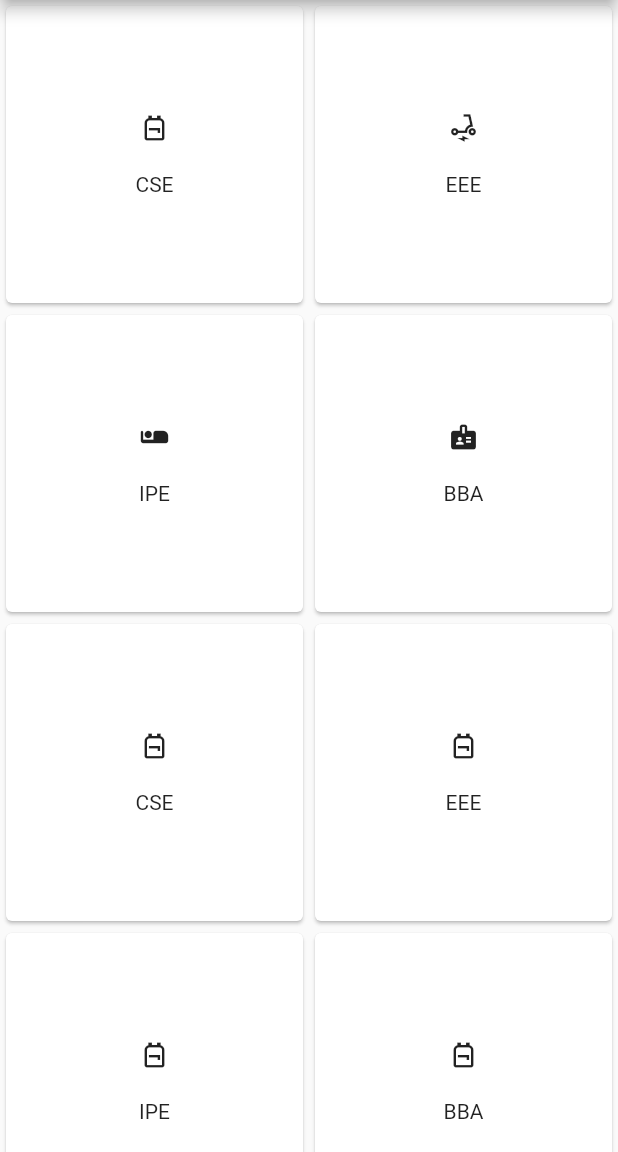
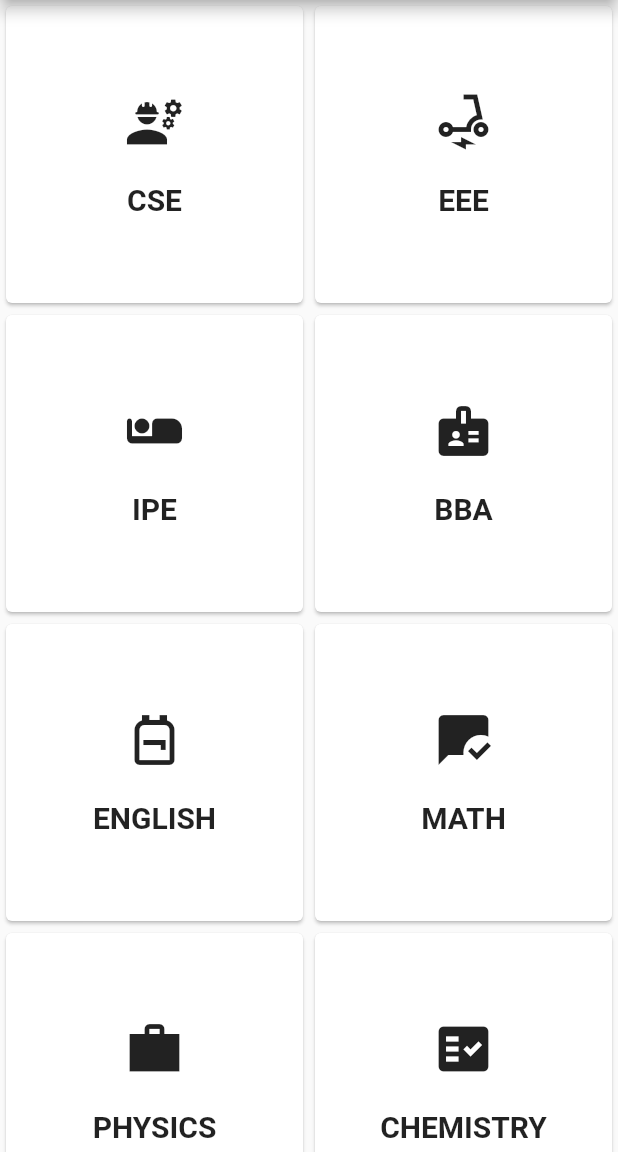
Before and after one commit to AscEmon/Note_Share_Flutter, a Flutter app: the screen it shows after launch, after a tap on "Sign In", on a phone screen of 412 x 824 dp, the part 84-1236 px from its top. Run offline on Flutter 3.47's test engine with Material 2 defaults, Android fonts, the phone set to English and light mode, and no system bars; our stand-ins replace get; Roboto replaces fonts that are missing (Poppins).

Commit message:
DashBoard Design is done

```diff
--- a/lib/Model/DashBoardModel.dart
+++ b/lib/Model/DashBoardModel.dart
@@ -5,7 +5,7 @@ class DashBoardModel{
   static List<Subject> sub=[
      Subject(
       subjectName: "CSE",
-      iconData: Icons.backpack_outlined
+      iconData: Icons.engineering
       ),
       Subject(
       subjectName: "EEE",
@@ -20,20 +20,20 @@ class DashBoardModel{
       iconData: Icons.badge
      ),
       Subject(
-      subjectName: "CSE",
+      subjectName: "ENGLISH",
       iconData: Icons.backpack_outlined
       ),
       Subject(
-      subjectName: "EEE",
-      iconData: Icons.backpack_outlined
+      subjectName: "MATH",
+      iconData: Icons.mark_chat_read
      ),
       Subject(
-      subjectName: "IPE",
-      iconData: Icons.backpack_outlined
+      subjectName: "PHYSICS",
+      iconData: Icons.work_sharp
      ),
       Subject(
-      subjectName: "BBA",
-      iconData: Icons.backpack_outlined
+      subjectName: "CHEMISTRY",
+      iconData: Icons.fact_check
      ),
   ];
 }
--- a/lib/Screens/DashBoard.dart
+++ b/lib/Screens/DashBoard.dart
@@ -45,12 +45,14 @@ class _DashBoardState extends State<DashBoard> {
                   children: [
                     Icon(
                       DashBoardModel.sub[index].iconData,
-                      size: 20,
+                      size: 40,
                     ),
                     SizedBox(
                       height: 20,
                     ),
-                    Text(DashBoardModel.sub[index].subjectName)
+                    Text(DashBoardModel.sub[index].subjectName,
+                    style: TextStyle(fontSize: 20,fontWeight: FontWeight.bold),
+                    )
                   ],
                 ),
               ),
--- a/lib/Screens/SignInPage.dart
+++ b/lib/Screens/SignInPage.dart
@@ -23,7 +23,7 @@ class _SignInPageState extends State<SignInPage> {
           color: Colors.black,
           child: Padding(
             padding: const EdgeInsets.all(12.0),
-            child:  Row(
+            child: Row(
               mainAxisAlignment: MainAxisAlignment.center,
               children: [
                 Text(
@@ -57,13 +57,19 @@ class _SignInPageState extends State<SignInPage> {
           ),
         ),
         body: Container(
-            child: Form(
+            child: SingleChildScrollView(
+          child: Column(
+            children: [
+              Form(
                 key: formKey,
                 child: Padding(
                   padding: const EdgeInsets.symmetric(horizontal: 20),
                   child: Column(
                     mainAxisAlignment: MainAxisAlignment.center,
                     children: [
+                       SizedBox(
+                        height: 100,
+                      ),
                       Image.asset(
                         "images/noteShareSplash.png",
                         height: 100,
@@ -78,8 +84,7 @@ class _SignInPageState extends State<SignInPage> {
                             color: Colors.white,
                             fontSize: 24,
                             fontWeight: FontWeight.bold,
-                    fontStyle: FontStyle.italic
-                  ),
+                            fontStyle: FontStyle.italic),
                       ),
                       SizedBox(
                         height: 48,
@@ -148,7 +153,9 @@ class _SignInPageState extends State<SignInPage> {
                         onPressed: () {
                           Get.offAndToNamed(AppRoutes.DASHBOARD);
                         },
-                      child: Text("   Sign In    ",style: TextStyle(fontSize: 16,fontWeight: FontWeight.bold)),
+                        child: Text("   Sign In    ",
+                            style: TextStyle(
+                                fontSize: 16, fontWeight: FontWeight.bold)),
                         shape: RoundedRectangleBorder(
                           borderRadius: const BorderRadius.all(
                             Radius.circular(16.0),
@@ -156,10 +163,11 @@ class _SignInPageState extends State<SignInPage> {
                         ),
                         color: Colors.green,
                       )
-
-
                     ],
                   ),
+                ),
+              ),
+            ],
           ),
         )),
       ),
--- a/lib/Utilities/NavDrawerTile.dart
+++ b/lib/Utilities/NavDrawerTile.dart
@@ -11,11 +11,13 @@ class NavDrawerTile extends StatelessWidget {
   Widget build(BuildContext context) {
     return ListTile(
       onTap: onNavPress,
-      leading: Icon(navIcon),
+      leading: Icon(navIcon,color: Colors.black,),
       title: Text(
         navTitle,
         style: TextStyle(
           fontSize: 16,
+          color: Colors.black,
+          fontWeight: FontWeight.bold
         ),
       ),
     );
```
Also changed, not shown: lib/Screens/signUpPage.dart (+18 -6 lines). Lines whose indentation alone changed are shown as unchanged.
